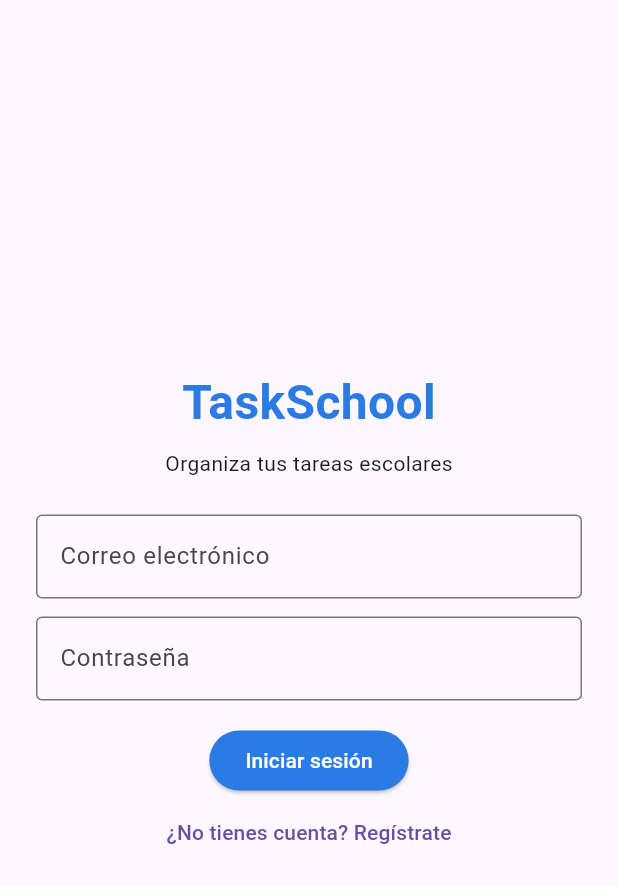
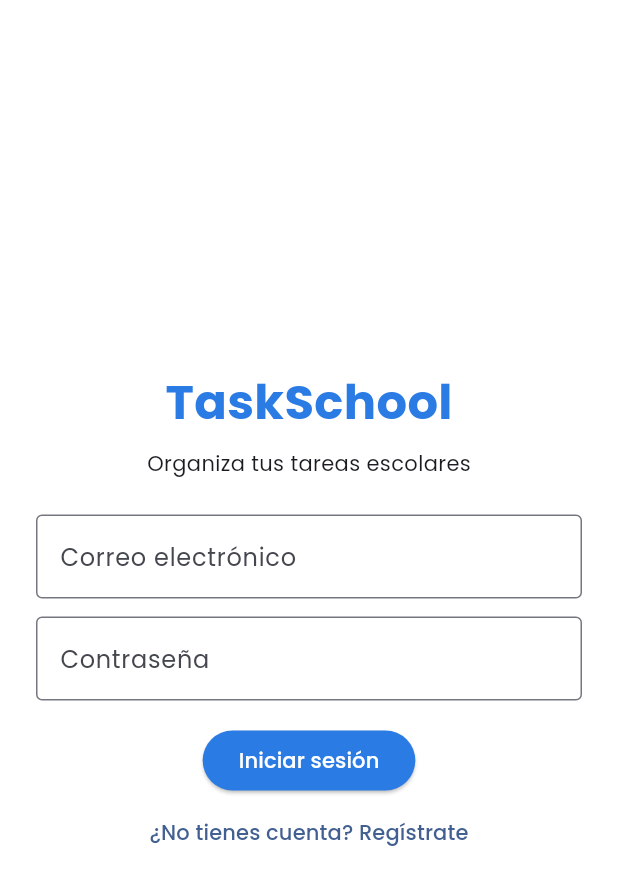
Before and after one commit to leonardoguarneros/Taskschool, a Flutter app: the screen it shows after launch, on a phone screen of 412 x 824 dp. Shown: the top 885 px of the screen. Run offline on Flutter 3.47's test engine with Material 3 defaults, Android fonts, the phone set to English and light mode, and no system bars; our stand-ins replace google_fonts.

Commit message:
Creo que es el primer cambio a mein

```diff
--- a/lib/main.dart
+++ b/lib/main.dart
@@ -1,5 +1,6 @@
 import 'package:flutter/material.dart';
 
+import 'theme/app_theme.dart';
 import 'screens/login_screen.dart';
 import 'screens/registro_screen.dart';
 import 'screens/principal_screen.dart';
@@ -14,12 +15,13 @@ class TaskSchoolApp extends StatelessWidget {
   Widget build(BuildContext context) {
     return MaterialApp(
       debugShowCheckedModeBanner: false,
+      theme: AppTheme.tema,
       initialRoute: '/',
       routes: {
         '/': (context) => const LoginScreen(),
         '/registro': (context) => const RegistroScreen(),
         '/principal': (context) => const PrincipalScreen(),
-        '/tareas': (context) => const TareasScreen(),
+        '/tareas': (context) => TareasScreen(),
       },
     );
   }
```
